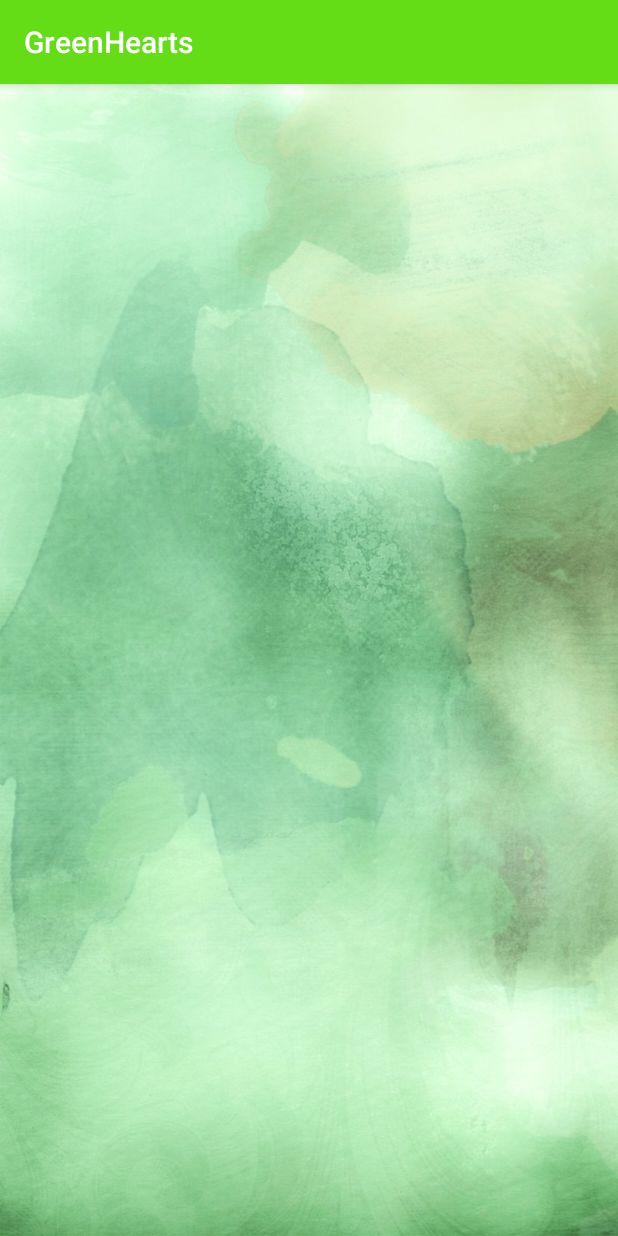
After one commit to SwethaRajakumar2001/GreenHearts, an Android app: the Mypost screen opened directly, with no data from a screen before it, on a phone screen of 412 x 824 dp. The commit adds this screen. Run offline under Robolectric (Android 15) with nearby library versions, the phone set to English and light mode, and no system bars; our stand-ins replace Firebase (no records; nobody signed in at launch, a user with empty details on screens opened directly).

Commit message:
My post added

```diff
--- /dev/null
+++ b/app/src/main/java/com/example/greenhearts/Mypost.java
@@ -0,0 +1,110 @@
+package com.example.greenhearts;
+
+import android.content.Intent;
+import android.os.Bundle;
+
+import com.google.firebase.auth.FirebaseAuth;
+import com.google.firebase.database.ChildEventListener;
+import com.google.firebase.database.DataSnapshot;
+import com.google.firebase.database.DatabaseError;
+import com.google.firebase.database.DatabaseReference;
+import com.google.firebase.database.FirebaseDatabase;
+
+import java.util.ArrayList;
+
+import androidx.annotation.NonNull;
+import androidx.annotation.Nullable;
+import androidx.appcompat.app.AppCompatActivity;
+import androidx.recyclerview.widget.LinearLayoutManager;
+import androidx.recyclerview.widget.RecyclerView;
+
+public class Mypost extends AppCompatActivity implements PostAdapter.OnPostClicked {
+private RecyclerView myfeed;
+DatabaseReference dbrf;
+private PostAdapter madapter;
+ChildEventListener childEventListener;
+private ArrayList<String> feedid= new ArrayList<String>();
+private FirebaseAuth mauth;
+String currenet_user;
+    final int backtofeed=6;
+    final ArrayList<PostStructure> posts= new ArrayList<PostStructure>();
+    @Override
+    protected void onCreate(Bundle savedInstanceState) {
+        super.onCreate(savedInstanceState);
+        setContentView(R.layout.activity_mypost);
+        myfeed = (RecyclerView)findViewById(R.id.myfeed);
+        mauth = FirebaseAuth.getInstance();
+        currenet_user = mauth.getUid();
+
+        madapter = new PostAdapter(Mypost.this,posts,feedid);
+        readPosts();
+        myfeed.setHasFixedSize(true);
+       myfeed.setLayoutManager(new LinearLayoutManager(Mypost.this));
+        myfeed.setAdapter(madapter);
+    }
+    @Override
+    protected void onActivityResult(int requestCode, int resultCode, @Nullable Intent data) {
+        super.onActivityResult(requestCode, resultCode, data);
+        if(requestCode==backtofeed)
+        {
+            madapter.notifyDataSetChanged();
+        }
+    }
+    private void readPosts() {
+        dbrf = FirebaseDatabase.getInstance().getReference().child("post");
+        if(childEventListener==null)
+        {
+
+            childEventListener=new ChildEventListener() {
+                @Override
+                public void onChildAdded(@NonNull DataSnapshot snapshot, @Nullable String previousChildName) {
+                    //Toast.makeText(getContext(), "here!", Toast.LENGTH_SHORT).show();
+                    PostStructure apost= snapshot.getValue(PostStructure.class);
+                    if(currenet_user.equals(apost.getUser_id()))
+                    {
+                        posts.add(madapter.getItemCount(),apost);
+                        feedid.add(snapshot.getKey().toString());
+                        madapter.notifyDataSetChanged();
+                    }
+
+                }
+
+                @Override
+                public void onChildChanged(@NonNull DataSnapshot snapshot, @Nullable String previousChildName) {
+
+                }
+
+                @Override
+                public void onChildRemoved(@NonNull DataSnapshot snapshot) {
+
+                }
+
+                @Override
+                public void onChildMoved(@NonNull DataSnapshot snapshot, @Nullable String previousChildName) {
+
+                }
+
+                @Override
+                public void onCancelled(@NonNull DatabaseError error) {
+
+                }
+            };
+            dbrf.addChildEventListener(childEventListener);
+        }
+
+    }
+    @Override
+    public void onPause() {
+        super.onPause();
+        if(childEventListener!=null) {
+            dbrf.removeEventListener(childEventListener);
+            childEventListener = null;
+        }
+    }
+    @Override
+    public void PostClicked(int i) {
+        Intent intent= new Intent(this, com.example.greenhearts.CommentActivity.class );
+        intent.putExtra("PostID", feedid.get(i));
+        startActivityForResult(intent, backtofeed);
+    }
+}
--- a/app/src/main/res/layout/activity_add_plants.xml
+++ b/app/src/main/res/layout/activity_add_plants.xml
@@ -4,6 +4,7 @@
     xmlns:tools="http://schemas.android.com/tools"
     android:layout_width="match_parent"
     android:layout_height="match_parent"
+    android:background="@drawable/post_bg"
     tools:context=".AddPlants">
     <ImageView
         android:layout_width="100dp"
--- /dev/null
+++ b/app/src/main/res/layout/activity_mypost.xml
@@ -0,0 +1,21 @@
+<?xml version="1.0" encoding="utf-8"?>
+<androidx.coordinatorlayout.widget.CoordinatorLayout xmlns:android="http://schemas.android.com/apk/res/android"
+    xmlns:app="http://schemas.android.com/apk/res-auto"
+    xmlns:tools="http://schemas.android.com/tools"
+    android:layout_width="match_parent"
+    android:layout_height="match_parent"
+    tools:context=".Mypost">
+    <RelativeLayout
+        android:layout_width="match_parent"
+        android:layout_height="match_parent">
+
+        <androidx.recyclerview.widget.RecyclerView
+            android:id="@+id/myfeed"
+            android:layout_width="match_parent"
+            android:layout_height="match_parent"
+            android:background="@drawable/postgreenbg" />
+
+
+    </RelativeLayout>
+
+</androidx.coordinatorlayout.widget.CoordinatorLayout>
--- a/app/src/main/res/layout/profile.xml
+++ b/app/src/main/res/layout/profile.xml
@@ -5,7 +5,7 @@
     xmlns:tools="http://schemas.android.com/tools"
     android:orientation="vertical"
     android:id="@+id/profile"
-    android:background="@drawable/profile"
+    android:background="@drawable/postgreenbg"
     tools:context=".ProfileFragment">
     <LinearLayout
         android:layout_width="match_parent"
@@ -116,7 +116,7 @@
             android:layout_width="match_parent"
             android:layout_height="wrap_content"
             android:id="@+id/upost"
-            android:text="Your Post"
+            android:text="My Post"
             android:layout_margin="10dp"
             android:textColor="@color/colorDark"
             android:textSize="20sp"
```
Also changed, not shown: app/src/main/AndroidManifest.xml (+5 -5 lines), app/src/main/java/com/example/greenhearts/CalenderActivity.java (deleted, +0 -30 lines), app/src/main/java/com/example/greenhearts/ContestRoomsActivity.java (+6 -7 lines), app/src/main/java/com/example/greenhearts/ProfileFragment.java (+8 -0 lines), app/src/main/res/layout/activity_calender_view.xml (deleted, +0 -13 lines).
